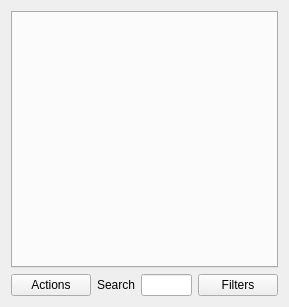
Rsclub22/Minos2-Mirror, file mqt/MqtBase/clusterclientframe.ui: the form before one commit.
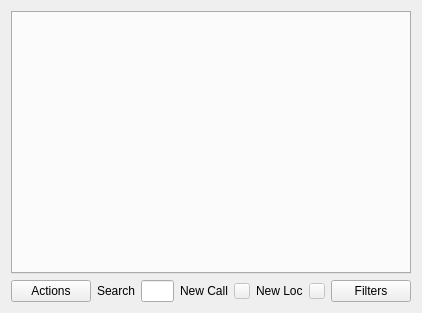
The form after the commit. Custom widgets are drawn as their Qt base class.

Commit message: add indicators in clusterframe when new spots received in callsign and locator filter views

The edit to the form file:
```diff
--- a/mqt/MqtBase/clusterclientframe.ui
+++ b/mqt/MqtBase/clusterclientframe.ui
@@ -6,8 +6,8 @@
    <rect>
     <x>0</x>
     <y>0</y>
-    <width>289</width>
-    <height>307</height>
+    <width>422</width>
+    <height>313</height>
    </rect>
   </property>
   <property name="windowTitle">
@@ -44,6 +44,56 @@
        </item>
       </layout>
      </item>
+     <item>
+      <layout class="QHBoxLayout" name="horizontalLayout_3">
+       <item>
+        <widget class="QLabel" name="label_2">
+         <property name="text">
+          <string>New Call</string>
+         </property>
+        </widget>
+       </item>
+       <item>
+        <widget class="QPushButton" name="callsignIndicator">
+         <property name="enabled">
+          <bool>false</bool>
+         </property>
+         <property name="maximumSize">
+          <size>
+           <width>16</width>
+           <height>16</height>
+          </size>
+         </property>
+         <property name="text">
+          <string/>
+         </property>
+        </widget>
+       </item>
+       <item>
+        <widget class="QLabel" name="label_3">
+         <property name="text">
+          <string>New Loc</string>
+         </property>
+        </widget>
+       </item>
+       <item>
+        <widget class="QPushButton" name="locatorIndicator">
+         <property name="enabled">
+          <bool>false</bool>
+         </property>
+         <property name="maximumSize">
+          <size>
+           <width>16</width>
+           <height>16</height>
+          </size>
+         </property>
+         <property name="text">
+          <string/>
+         </property>
+        </widget>
+       </item>
+      </layout>
+     </item>
      <item>
       <spacer name="horizontalSpacer">
        <property name="orientation">
```
The commit also changes 4 other files.
